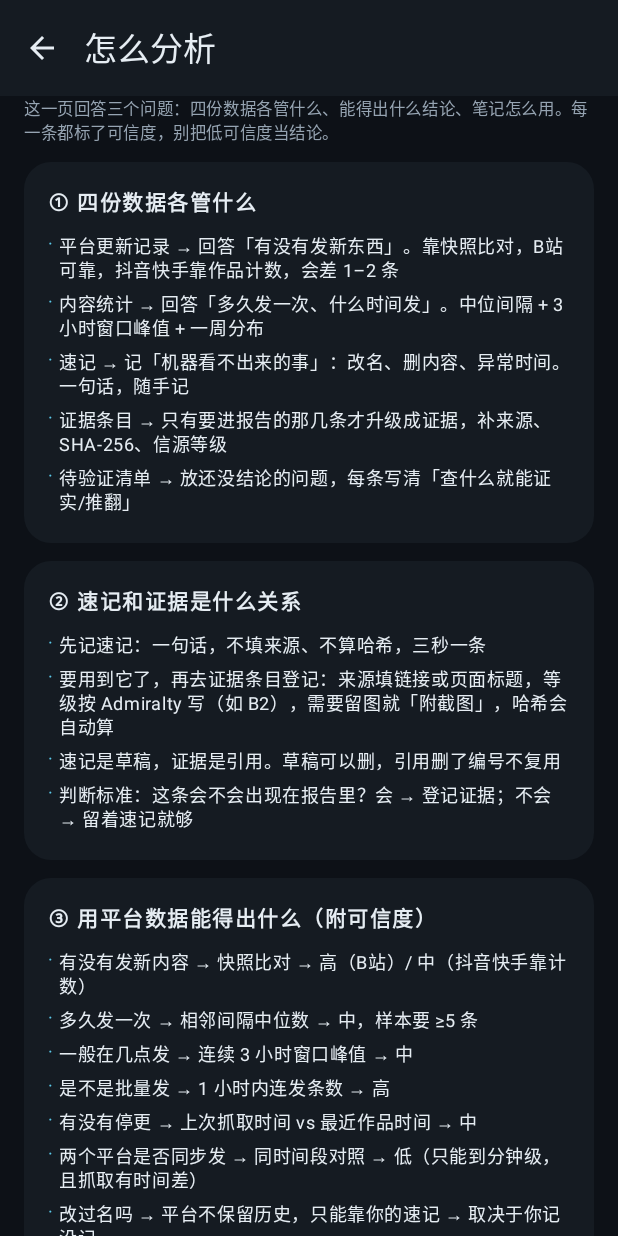
After one commit to Acpicu/SJ-Lens, an Android app built with Jetpack Compose: the AnalysisGuideScreen screen opened through its navigation route, on a phone screen of 412 x 824 dp. The commit adds this screen. Run offline under Robolectric (Android 15) with nearby library versions, the light colour scheme and no system bars; pictures from the network do not load; 1 statement that could not run was skipped.

Commit message:
feat: 应用内「怎么分析」页
- ① 四份数据各管什么（更新记录/内容统计/速记/证据/待验证）
- ② 速记→证据的升级路径与判断标准（会不会进报告）
- ③ 平台数据能得出什么 + 每条的可信度（高/中/低）
- ④ 笔记本身不分析，给出三种用法：按类型数、按时间排、找矛盾
- ⑤ 从 0 到报告的十天完整例子
- 设置 → OSINT →「怎么分析」

```diff
--- a/app/src/main/java/com/sj/followclip/ui/AppNavigation.kt
+++ b/app/src/main/java/com/sj/followclip/ui/AppNavigation.kt
@@ -49,6 +49,7 @@ import com.sj.followclip.ui.detail.PlatformVideosScreen
 import com.sj.followclip.ui.detail.PlatformWebView
 import com.sj.followclip.ui.evidence.EvidenceScreen
 import com.sj.followclip.ui.evidence.ReportScreen
+import com.sj.followclip.ui.guide.AnalysisGuideScreen
 import com.sj.followclip.ui.guide.GuideScreen
 import com.sj.followclip.ui.guide.UsageGuideDialog
 import com.sj.followclip.ui.guide.markUsageGuideShown
@@ -81,6 +82,7 @@ object Routes {
     const val FIELD_MANUAL = "fieldManual"
     const val GUIDE = "guide"
     const val RECORD = "record"
+    const val ANALYSIS = "analysis"
 
     const val ARG_PERSON_ID = "personId"
     const val ARG_PLATFORM = "platform"
@@ -251,7 +253,12 @@ fun AppNavigation() {
                     onOpenManual = { navController.navigate(Routes.FIELD_MANUAL) },
                     onOpenGuide = { navController.navigate(Routes.GUIDE) },
                     onOpenRecord = { navController.navigate(Routes.RECORD) },
+                    onOpenAnalysis = { navController.navigate(Routes.ANALYSIS) },
                 )
+            }
+
+            composable(Routes.ANALYSIS) {
+                AnalysisGuideScreen(onBack = { navController.popBackStackSafely() })
             }
 
             composable(Routes.RECORD) {
--- /dev/null
+++ b/app/src/main/java/com/sj/followclip/ui/guide/AnalysisGuideScreen.kt
@@ -0,0 +1,182 @@
+package com.sj.followclip.ui.guide
+
+import androidx.compose.foundation.layout.Arrangement
+import androidx.compose.foundation.layout.Column
+import androidx.compose.foundation.layout.PaddingValues
+import androidx.compose.foundation.layout.Row
+import androidx.compose.foundation.layout.Spacer
+import androidx.compose.foundation.layout.WindowInsets
+import androidx.compose.foundation.layout.fillMaxSize
+import androidx.compose.foundation.layout.fillMaxWidth
+import androidx.compose.foundation.layout.height
+import androidx.compose.foundation.layout.padding
+import androidx.compose.foundation.layout.width
+import androidx.compose.foundation.lazy.LazyColumn
+import androidx.compose.foundation.shape.RoundedCornerShape
+import androidx.compose.material.icons.Icons
+import androidx.compose.material.icons.filled.ArrowBack
+import androidx.compose.material3.Card
+import androidx.compose.material3.CardDefaults
+import androidx.compose.material3.ExperimentalMaterial3Api
+import androidx.compose.material3.Icon
+import androidx.compose.material3.IconButton
+import androidx.compose.material3.MaterialTheme
+import androidx.compose.material3.Scaffold
+import androidx.compose.material3.Text
+import androidx.compose.material3.TopAppBar
+import androidx.compose.runtime.Composable
+import androidx.compose.ui.Modifier
+import androidx.compose.ui.unit.dp
+import androidx.compose.ui.unit.sp
+import com.sj.followclip.ui.theme.Spacing
+import com.sj.followclip.ui.theme.textMuted
+
+/**
+ * 「怎么分析」页：把四份数据的分工、能得出什么、可信度、以及一个完整例子写死在应用里。
+ *
+ * 这一页只讲判断方法，不涉及身份推断 —— 结论永远由人来写。
+ */
+private data class Block(val title: String, val lines: List<String>)
+
+private val ANALYSIS_BLOCKS = listOf(
+    Block(
+        title = "① 四份数据各管什么",
+        lines = listOf(
+            "平台更新记录 → 回答「有没有发新东西」。靠快照比对，B站可靠，抖音快手靠作品计数，会差 1–2 条",
+            "内容统计 → 回答「多久发一次、什么时间发」。中位间隔 + 3 小时窗口峰值 + 一周分布",
+            "速记 → 记「机器看不出来的事」：改名、删内容、异常时间。一句话，随手记",
+            "证据条目 → 只有要进报告的那几条才升级成证据，补来源、SHA-256、信源等级",
+            "待验证清单 → 放还没结论的问题，每条写清「查什么就能证实/推翻」"
+        )
+    ),
+    Block(
+        title = "② 速记和证据是什么关系",
+        lines = listOf(
+            "先记速记：一句话，不填来源、不算哈希，三秒一条",
+            "要用到它了，再去证据条目登记：来源填链接或页面标题，等级按 Admiralty 写（如 B2），需要留图就「附截图」，哈希会自动算",
+            "速记是草稿，证据是引用。草稿可以删，引用删了编号不复用",
+            "判断标准：这条会不会出现在报告里？会 → 登记证据；不会 → 留着速记就够"
+        )
+    ),
+    Block(
+        title = "③ 用平台数据能得出什么（附可信度）",
+        lines = listOf(
+            "有没有发新内容 → 快照比对 → 高（B站）/ 中（抖音快手靠计数）",
+            "多久发一次 → 相邻间隔中位数 → 中，样本要 ≥5 条",
+            "一般在几点发 → 连续 3 小时窗口峰值 → 中",
+            "是不是批量发 → 1 小时内连发条数 → 高",
+            "有没有停更 → 上次抓取时间 vs 最近作品时间 → 中",
+            "两个平台是否同步发 → 同时间段对照 → 低（只能到分钟级，且抓取有时间差）",
+            "改过名吗 → 平台不保留历史，只能靠你的速记 → 取决于你记没记"
+        )
+    ),
+    Block(
+        title = "④ 笔记本身不「分析」，它的用法是这三条",
+        lines = listOf(
+            "按类型数：这个月记了几条「删除」？删除变密本身就是信号",
+            "按时间排：把速记按日期连起来，找变化点——哪天开始不发、哪天开始凌晨发",
+            "找矛盾：速记写着「发了」但平台计数没变，说明是非公开可见、已删除，或者你看错了号",
+            "软件只提供排序、类型筛选、时间戳。结论由你自己写进「结论」框"
+        )
+    ),
+    Block(
+        title = "⑤ 一个完整例子：从 0 到报告",
+        lines = listOf(
+            "第 1 天：加账号 → 点检查 → 统计卡显示中位间隔 3.2 天，集中在 20:00–23:00",
+            "第 2 天：速记「10/19 发了 1 条，晚上 9 点」",
+            "第 5 天：速记「改名：原名 A，现名 B」→ 打开证据条目登记 E-001，来源填主页链接，等级 B2，附截图",
+            "第 9 天：速记「9 月底那条没了」→ 待验证加一条 T-01：查 9/30 那条是否还在（在=我看错，不在=确实删了）",
+            "第 10 天：结论写「10 月改名并删旧内容，发布间隔从 3 天拉长到 10 天」→ 证据页「预览」核对 → 导出 .md",
+            "全程软件只做了四件事：抓字段、算间隔、排时间、拼报告。其余都是你写的"
+        )
+    )
+)
+
+@OptIn(ExperimentalMaterial3Api::class)
+@Composable
+fun AnalysisGuideScreen(
+    onBack: () -> Unit,
+    modifier: Modifier = Modifier
+) {
+    Scaffold(
+        modifier = modifier,
+        topBar = {
+            TopAppBar(
+                windowInsets = WindowInsets(0, 0, 0, 0),
+                navigationIcon = {
+                    IconButton(onClick = onBack) {
+                        Icon(Icons.Filled.ArrowBack, contentDescription = "返回")
+                    }
+                },
+                title = { Text("怎么分析") }
+            )
+        }
+    ) { innerPadding ->
+        LazyColumn(
+            modifier = Modifier
+                .fillMaxSize()
+                .padding(innerPadding),
+            contentPadding = PaddingValues(
+                start = Spacing.pageHorizontal,
+                end = Spacing.pageHorizontal,
+                bottom = Spacing.sectionGap
+            ),
+            verticalArrangement = Arrangement.spacedBy(Spacing.gridGap)
+        ) {
+            item {
+                Text(
+                    text = "这一页回答三个问题：四份数据各管什么、能得出什么结论、笔记怎么用。" +
+                        "每一条都标了可信度，别把低可信度当结论。",
+                    style = MaterialTheme.typography.labelSmall,
+                    color = MaterialTheme.colorScheme.textMuted
+                )
+            }
+
+            items(ANALYSIS_BLOCKS.size) { index ->
+                val block = ANALYSIS_BLOCKS[index]
+                Card(
+                    modifier = Modifier.fillMaxWidth(),
+                    shape = RoundedCornerShape(Spacing.cardCorner),
+                    colors = CardDefaults.cardColors(
+                        containerColor = MaterialTheme.colorScheme.surface
+                    )
+                ) {
+                    Column(modifier = Modifier.padding(Spacing.cardPadding)) {
+                        Text(
+                            text = block.title,
+                            style = MaterialTheme.typography.titleSmall,
+                            color = MaterialTheme.colorScheme.onSurface,
+                            letterSpacing = 1.sp
+                        )
+                        Spacer(Modifier.height(Spacing.itemGap))
+                        block.lines.forEach { line ->
+                            Row(modifier = Modifier.padding(vertical = 2.dp)) {
+                                Text(
+                                    text = "· ",
+                                    style = MaterialTheme.typography.bodySmall,
+                                    color = MaterialTheme.colorScheme.primary
+                                )
+                                Text(
+                                    text = line,
+                                    style = MaterialTheme.typography.bodySmall,
+                                    color = MaterialTheme.colorScheme.onSurface
+                                )
+                            }
+                        }
+                    }
+                }
+            }
+
+            item {
+                Row(modifier = Modifier.fillMaxWidth()) {
+                    Spacer(Modifier.width(0.dp))
+                    Text(
+                        text = "配套：设置 → OSINT →「怎么用」讲操作、「记录了什么」讲字段、「现场手册」讲纪律。",
+                        style = MaterialTheme.typography.labelSmall,
+                        color = MaterialTheme.colorScheme.textMuted
+                    )
+                }
+            }
+        }
+    }
+}
--- a/app/src/main/java/com/sj/followclip/ui/settings/SettingsScreen.kt
+++ b/app/src/main/java/com/sj/followclip/ui/settings/SettingsScreen.kt
@@ -58,6 +58,7 @@ fun SettingsScreen(
     onOpenManual: () -> Unit,
     onOpenGuide: () -> Unit,
     onOpenRecord: () -> Unit,
+    onOpenAnalysis: () -> Unit,
     modifier: Modifier = Modifier
 ) {
     val context = LocalContext.current
@@ -200,6 +201,13 @@ fun SettingsScreen(
                         summary = "一条新作品记下哪些字段、能推出什么、数据存在哪、怎么删",
                         action = "查看",
                         onAction = onOpenRecord
+                    )
+                    Spacer(Modifier.height(Spacing.gridGap))
+                    ActionRow(
+                        title = "怎么分析",
+                        summary = "四份数据各管什么、能得出什么结论、可信度、速记与证据怎么衔接",
+                        action = "查看",
+                        onAction = onOpenAnalysis
                     )
                     Spacer(Modifier.height(Spacing.gridGap))
                     ActionRow(
@@ -462,7 +470,8 @@ private fun SettingsScreenPreview() {
             onOpenAudit = {},
             onOpenManual = {},
             onOpenGuide = {},
-            onOpenRecord = {}
+            onOpenRecord = {},
+            onOpenAnalysis = {}
         )
     }
 }
```
